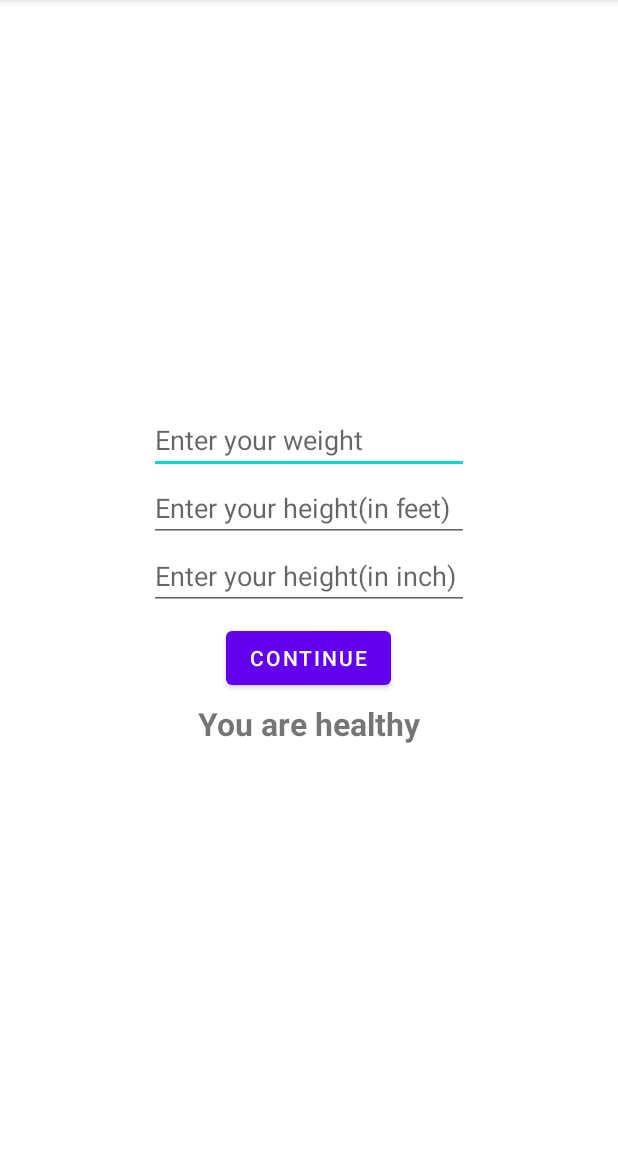
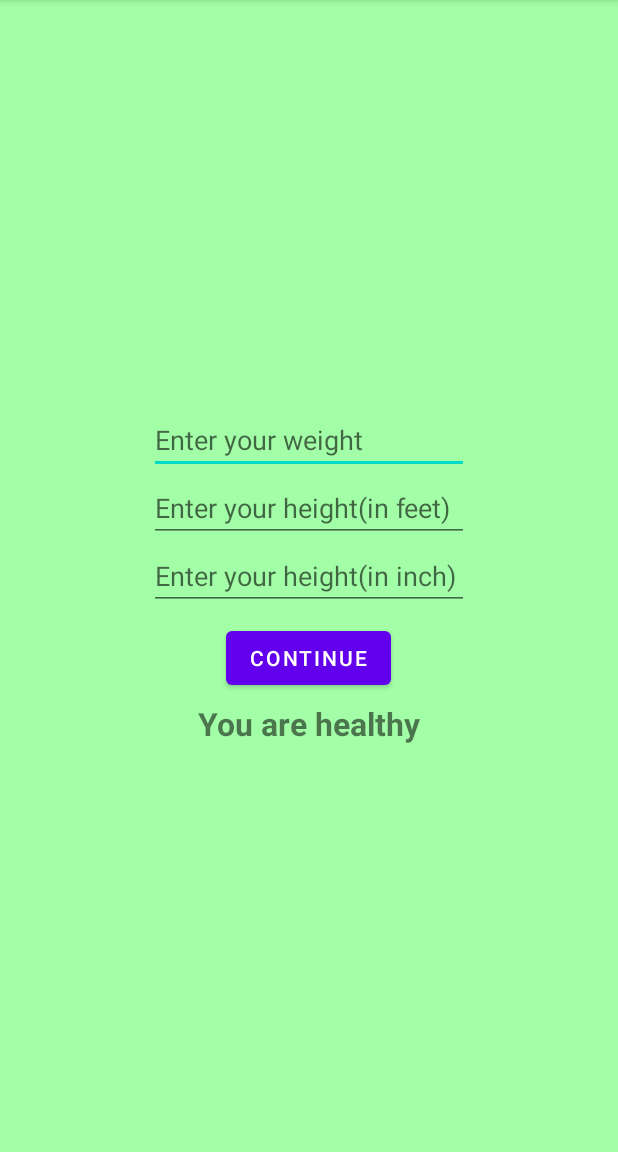
Before and after one commit to archakNath/BMI_Calculator, an Android app: the screen it shows after launch (MainActivity), after a tap on "CONTINUE", on a phone screen of 412 x 824 dp, the part 84-1236 px from its top. Run offline under Robolectric (Android 15) with nearby library versions, the phone set to English and light mode, and no system bars; 3 statements that could not run were skipped.

Commit message:
added color indicator

```diff
--- a/app/src/main/java/com/rchuck/Calculator/MainActivity.java
+++ b/app/src/main/java/com/rchuck/Calculator/MainActivity.java
@@ -1,5 +1,6 @@
 package com.rchuck.Calculator;
 
+import androidx.annotation.ColorInt;
 import androidx.appcompat.app.AppCompatActivity;
 
 import android.annotation.SuppressLint;
@@ -7,6 +8,7 @@ import android.os.Bundle;
 import android.view.View;
 import android.widget.Button;
 import android.widget.EditText;
+import android.widget.LinearLayout;
 import android.widget.TextView;
 
 public class MainActivity extends AppCompatActivity {
@@ -19,6 +21,7 @@ public class MainActivity extends AppCompatActivity {
         TextView txt_result;
         EditText edtHeightFt, edtHeightInch, edtWeight;
         Button btn_continue;
+        @SuppressLint({"MissingInflatedId", "LocalSuppress"}) LinearLayout Linear = findViewById(R.id.linear_background);
 
         edtHeightFt = findViewById(R.id.edtHeightFt);
         edtHeightInch = findViewById(R.id.edtHeightInch);
@@ -41,10 +44,13 @@ public class MainActivity extends AppCompatActivity {
 
                 if(bmi > 25){
                     txt_result.setText("You are overweight");
+                    Linear.setBackgroundColor(getResources().getColor(R.color.overwt));
                 } else if(bmi<18){
                     txt_result.setText("You are underweight");
+                    Linear.setBackgroundColor(getResources().getColor(R.color.underwt));
                 } else{
                     txt_result.setText("You are healthy");
+                    Linear.setBackgroundColor(getResources().getColor(R.color.okwt));
                 }
             }
         });
--- a/app/src/main/res/layout/activity_main.xml
+++ b/app/src/main/res/layout/activity_main.xml
@@ -5,6 +5,7 @@
     android:layout_width="match_parent"
     android:layout_height="match_parent"
     android:gravity="center"
+    android:id="@+id/linear_background"
     tools:context=".MainActivity"
     android:orientation="vertical">
 
--- a/app/src/main/res/values/colors.xml
+++ b/app/src/main/res/values/colors.xml
@@ -7,4 +7,7 @@
     <color name="teal_700">#FF018786</color>
     <color name="black">#FF000000</color>
     <color name="white">#FFFFFFFF</color>
+    <color name="overwt">#FF7C7C</color>
+    <color name="underwt">#FFF17A</color>
+    <color name="okwt">#A3FFA7</color>
 </resources>
```
